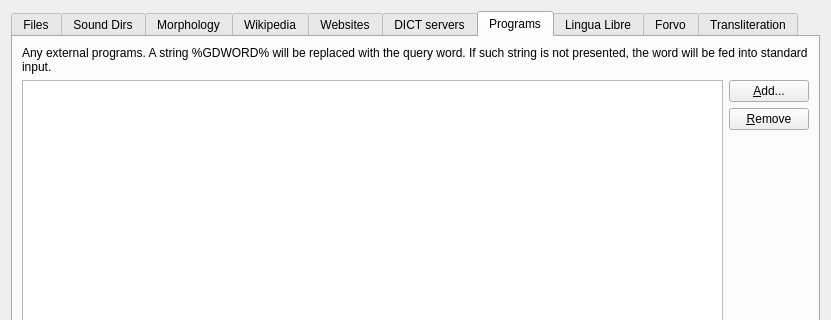
xiaoyifang/goldendict-ng, file sources.ui: the form before one commit; both pictures show x 0 to 831 and y 0 to 320 of the 831 by 531 pixel window.
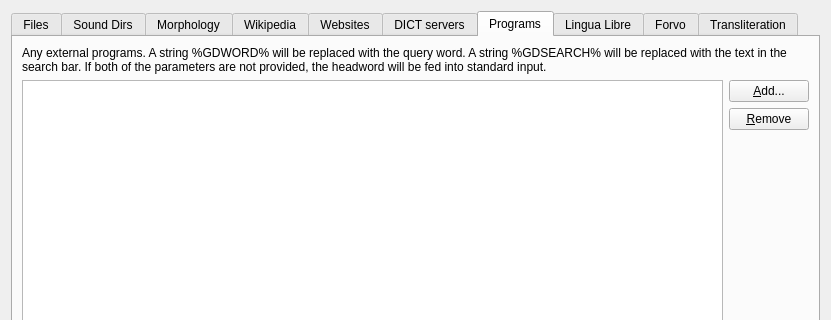
The form after the commit. The open tabs and pages were chosen to show the change. Icons and pictures are not drawn.

Commit message:
give external programs access to translateLine via %GDSEARCH% (#417)
* give external programs access to translateLine via %GDSEARCH%

* remove code smell

* reformat with clang-format

* update translations

* don't write to stdin of an external program if GDSEARCH is set

* update ui docs

```diff
--- a/sources.ui
+++ b/sources.ui
@@ -409,7 +409,7 @@
        <item>
         <widget class="QLabel" name="label_16">
          <property name="text">
-          <string>Any external programs. A string %GDWORD% will be replaced with the query word. If such string is not presented, the word will be fed into standard input.</string>
+          <string>Any external programs. A string %GDWORD% will be replaced with the query word. A string %GDSEARCH% will be replaced with the text in the search bar. If both of the parameters are not provided, the headword will be fed into standard input.</string>
          </property>
          <property name="wordWrap">
           <bool>true</bool>
```
The commit also changes 4 other files.
